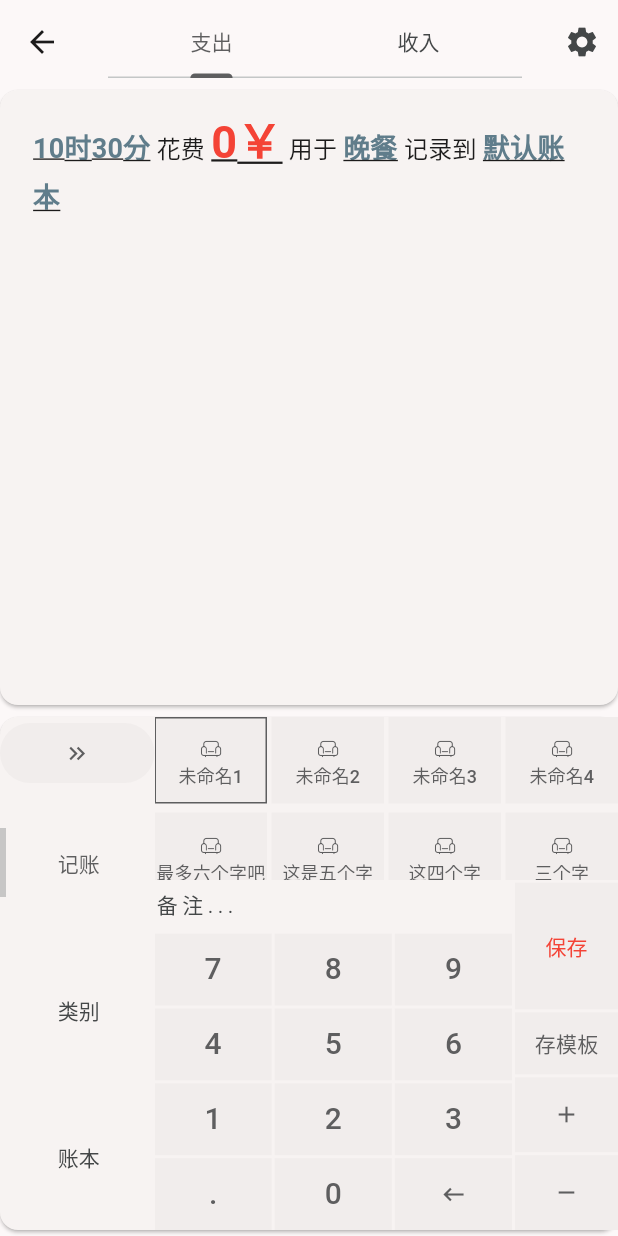
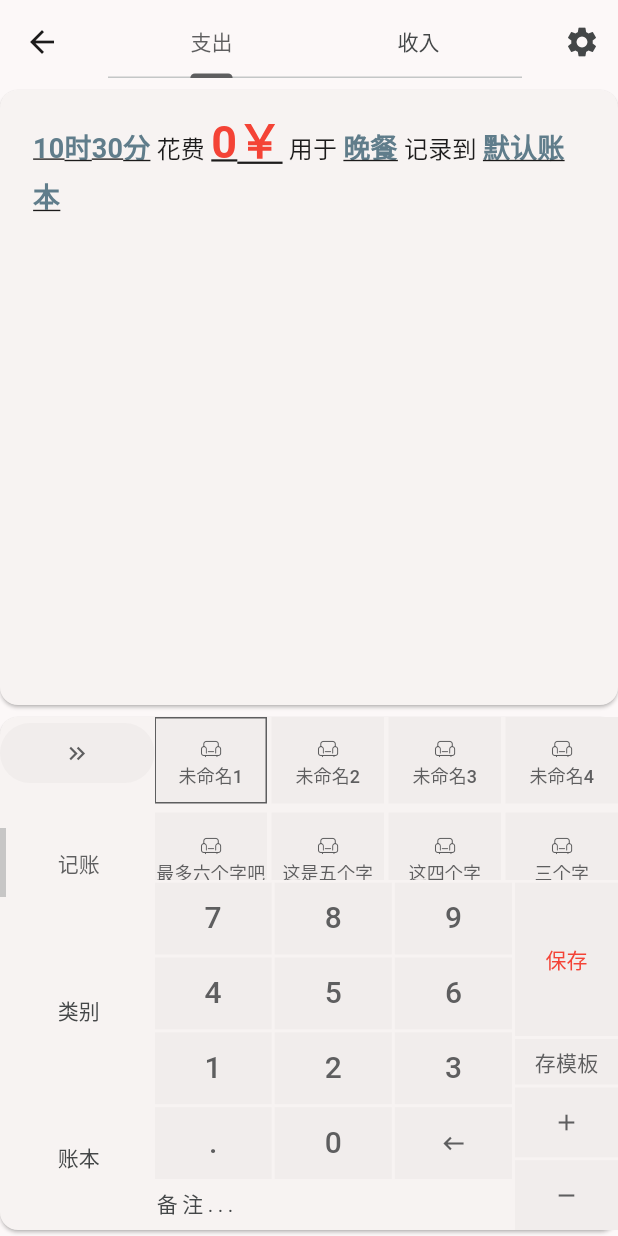
Before and after one commit to qcbf/quick_log_money, a Flutter app: the screen it shows after launch, after a tap on "试用一下", after a tap on the "add" icon, on a phone screen of 412 x 824 dp. Run offline on Flutter 3.47's test engine with Material 3 defaults, Android fonts, the phone set to English and light mode, and no system bars; our stand-ins replace bot_toast, hive; accounts and stored records are empty; statements that could not run were skipped.

Commit message:
完善记账流程

```diff
--- a/quick_money_flutter/Assets/Configs/LodgerTemplate.json
+++ b/quick_money_flutter/Assets/Configs/LodgerTemplate.json
@@ -1,7 +1,7 @@
 {
 	"Id": 0,
-	"Type": 1,
-	"Name": "本地账户",
+	"Type": 3,
+	"Name": "匿名账户",
 	"Icon": "0",
 	"IsHided": false,
 	"Entries": [],
--- a/quick_money_flutter/lib/Datas/Ledger/LedgerData.dart
+++ b/quick_money_flutter/lib/Datas/Ledger/LedgerData.dart
@@ -1,9 +1,11 @@
 import 'dart:async';
 import 'dart:convert';
+import 'package:bot_toast/bot_toast.dart';
 import 'package:flutter/foundation.dart';
 import 'package:flutter/services.dart';
 import 'package:hive/hive.dart';
 import 'package:json_annotation/json_annotation.dart';
+import 'package:quick_log_money/Datas/Ledger/Entry/EntryData.dart';
 import 'package:quick_log_money/Datas/Ledger/Entry/TagData.dart';
 import 'package:quick_log_money/Datas/Ledger/Entry/TagGroupData.dart';
 import 'package:quick_log_money/Datas/UserData.dart';
@@ -98,7 +100,7 @@ class LedgerProvider with ChangeNotifier implements ValueListenable<LedgerBase>
   ///
   Future SetLedger(LedgerBase? newValue) async {
     if (newValue == _Value) return;
-    print("set ledger: ${newValue?.Data.Id} ${newValue?.Data.Name}");
+    print("set ledger: ${newValue?.Data.Id} ${newValue?.Data.Name} ${newValue?.Data.Type}");
     _Value = newValue;
     notifyListeners();
     final db = await _OpenDB();
@@ -116,8 +118,9 @@ class LedgerProvider with ChangeNotifier implements ValueListenable<LedgerBase>
   ///
   static LedgerBase CreateLedgerFromData(LedgerData data) {
     return switch (data.Type) {
-      1 => LocalLedger(data),
-      2 => ServerLedger(data),
+      // 1 => LocalLedger(data),
+      // 2 => ServerLedger(data),
+      3 => AnonymLedger(data),
       _ => throw Exception(""),
     };
   }
@@ -127,14 +130,53 @@ class LedgerProvider with ChangeNotifier implements ValueListenable<LedgerBase>
 abstract class LedgerBase<TData extends LedgerData> {
   final TData Data;
   const LedgerBase(this.Data);
+
+  ///
+  void InteractivePushEntry(EntryData data) {
+    final cancelLoading = BotToast.showLoading(duration: const Duration(days: 1));
+    PushEntry(data).then((_) => cancelLoading());
+  }
+
+  ///
+  Future PushEntry(EntryData data) async {
+    final box = await Hive.openLazyBox("${UserDataProvider.Global.Id}.ledger.entries");
+    try {
+      if (box.length > 9999999) {
+        BotToast.showSimpleNotification(title: "保存失败", subTitle: "已经存在过多的本地缓存数据");
+        return;
+      }
+
+      await box.add(data.toJson());
+      SyncEntries();
+    } finally {
+      await box.flush();
+      box.close();
+    }
+  }
+
+  FutureOr SyncEntries();
 }
 
 /// 本地账本
-class LocalLedger extends LedgerBase<LedgerData> {
-  const LocalLedger(super.Data);
+// class LocalLedger extends LedgerBase<LedgerData> {
+//   const LocalLedger(super.Data);
+//   @override
+//   Future PushEntry(EntryData data) {}
+// }
+
+/// 匿名账本
+class AnonymLedger extends LedgerBase<LedgerData> {
+  const AnonymLedger(super.Data);
+
+  @override
+  FutureOr SyncEntries() {
+    BotToast.showSimpleNotification(title: "同步到临时账本", subTitle: "注意：当前是临时账号，数据存在丢失风险，请尽快登录!");
+  }
 }
 
 /// 网络账本
-class ServerLedger extends LedgerBase<LedgerData> {
-  const ServerLedger(super.Data);
-}
+// class ServerLedger extends LedgerBase<LedgerData> {
+//   const ServerLedger(super.Data);
+//   @override
+//   Future PushEntry(EntryData data) {}
+// }
--- a/quick_money_flutter/lib/Pages/RecordMoney/RecordKeyboardPanel.dart
+++ b/quick_money_flutter/lib/Pages/RecordMoney/RecordKeyboardPanel.dart
@@ -56,11 +56,11 @@ class RecordKeyboardPanel extends StatelessWidget {
   Column _BuildLeftMenu(BuildContext context) {
     return Column(
       children: [
-        _BuildComment(context),
         _BuildKeyboardRow(context, _KeyboardKey.N7, _KeyboardKey.N8, _KeyboardKey.N9),
         _BuildKeyboardRow(context, _KeyboardKey.N4, _KeyboardKey.N5, _KeyboardKey.N6),
         _BuildKeyboardRow(context, _KeyboardKey.N1, _KeyboardKey.N2, _KeyboardKey.N3),
         _BuildKeyboardRow(context, _KeyboardKey.Dot, _KeyboardKey.N0, _KeyboardKey.Back),
+        _BuildComment(context),
       ],
     );
   }
@@ -81,7 +81,7 @@ class RecordKeyboardPanel extends StatelessWidget {
       crossAxisAlignment: CrossAxisAlignment.stretch,
       children: [
         Expanded(
-          flex: 20,
+          flex: 258,
           child: Padding(
             padding: paddingValue,
             child: Consumer<EntryEditingProvider>(
@@ -89,7 +89,7 @@ class RecordKeyboardPanel extends StatelessWidget {
           ),
         ),
         Expanded(
-          flex: 10,
+          flex: 80,
           child: Padding(
             padding: paddingValue,
             child: TextButton(
@@ -100,7 +100,7 @@ class RecordKeyboardPanel extends StatelessWidget {
           ),
         ),
         Expanded(
-          flex: 12,
+          flex: 120,
           child: Padding(
             padding: paddingValue,
             child: TextButton(
@@ -111,7 +111,7 @@ class RecordKeyboardPanel extends StatelessWidget {
           ),
         ),
         Expanded(
-          flex: 12,
+          flex: 120,
           child: Padding(
             padding: paddingValue,
             child: TextButton(
--- a/quick_money_flutter/lib/Utilities/Prefs.dart
+++ b/quick_money_flutter/lib/Utilities/Prefs.dart
@@ -46,7 +46,7 @@ abstract class Prefs {
   ///
   Future<bool> Init() async {
     if (Name != null) {
-      DB = await Hive.openBox("Prefs.$Name");
+      DB = await Hive.openBox("$Name.Prefs");
       return true;
     }
     return false;
```
Also changed, not shown: quick_money_flutter/lib/Pages/RecordMoney/EntryEditingProvider.dart (+2 -6 lines), 1 other file.
